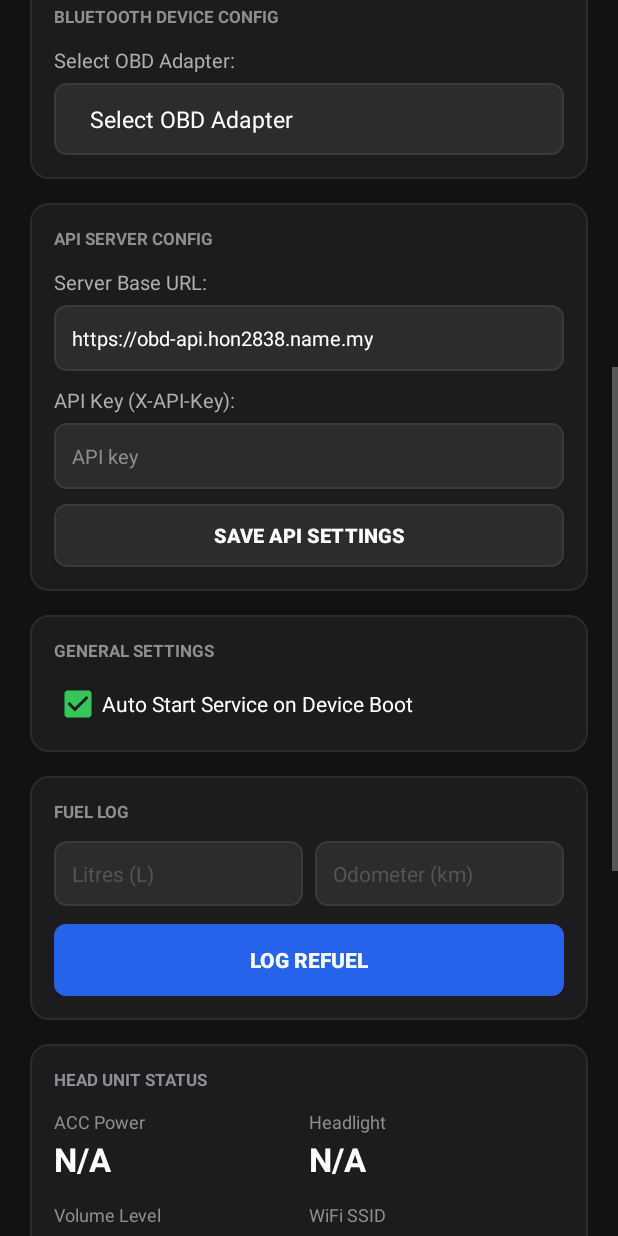
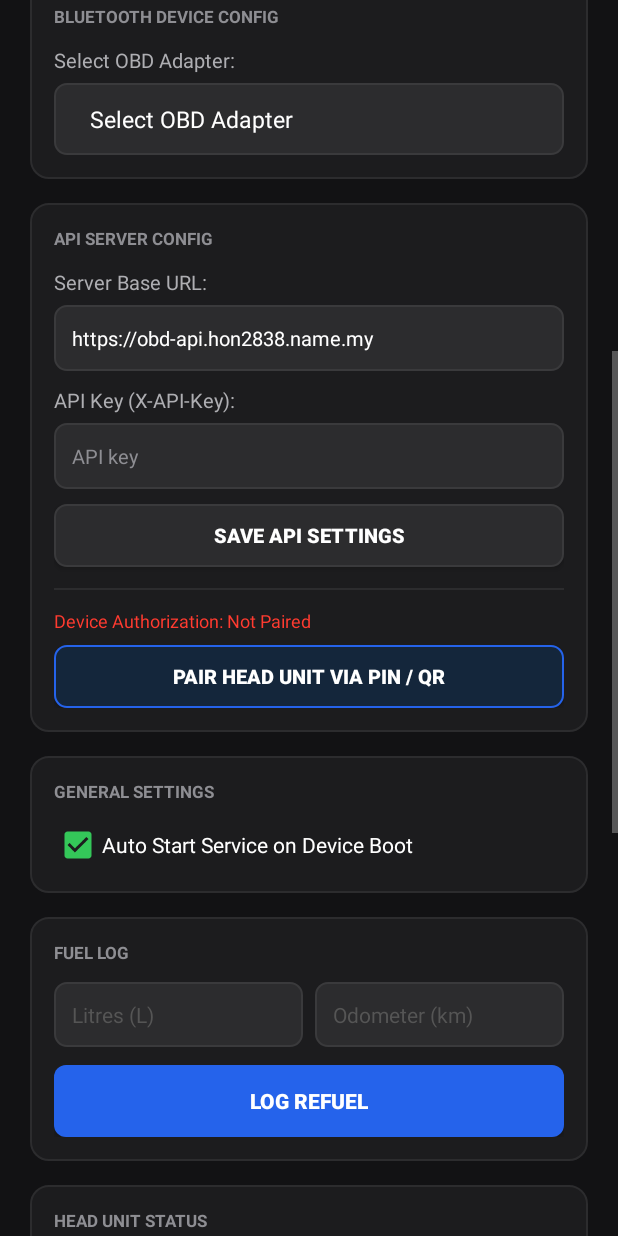
Before and after one commit to hon2838/obd-telemetry-app, an Android app: the screen it shows after launch (MainActivity), scrolled down 576 dp, on a phone screen of 412 x 824 dp. Run offline under Robolectric (Android 15) with nearby library versions, the light colour scheme and no system bars.

Commit message:
feat(android): add dynamic QR/PIN pairing flow, device token auth, and update test suite

```diff
--- a/AndroidApp/app/build.gradle.kts
+++ b/AndroidApp/app/build.gradle.kts
@@ -66,6 +66,9 @@ dependencies {
   // Kotlin OBD API
   implementation("com.github.eltonvs:kotlin-obd-api:1.4.1")
 
+  // QR Code generator
+  implementation("com.google.zxing:core:3.5.3")
+
   // Testing
   testImplementation("junit:junit:4.13.2")
   androidTestImplementation("androidx.test.ext:junit:1.1.5")
--- a/AndroidApp/app/src/main/java/com/example/obdapp/DiagnosticsActivity.kt
+++ b/AndroidApp/app/src/main/java/com/example/obdapp/DiagnosticsActivity.kt
@@ -52,7 +52,7 @@ class DiagnosticsActivity : AppCompatActivity() {
                 val conn = URL("$base/api/commands").openConnection() as HttpURLConnection
                 conn.requestMethod = "POST"
                 conn.setRequestProperty("Content-Type", "application/json")
-                conn.setRequestProperty("X-API-Key", getApiKey(this@DiagnosticsActivity))
+                applyAuthHeader(conn, this@DiagnosticsActivity)
                 conn.doOutput = true
                 conn.connectTimeout = 5000
                 val body = org.json.JSONObject().apply {
@@ -90,6 +90,7 @@ class DiagnosticsActivity : AppCompatActivity() {
                 val vid = VehiclePrefs.getActiveVehicleId(this@DiagnosticsActivity)
                 val conn = URL("$base/api/telemetry/dtc?vehicle=$vid").openConnection() as HttpURLConnection
                 conn.connectTimeout = 5000
+                applyAuthHeader(conn, this@DiagnosticsActivity)
                 val body = conn.inputStream.bufferedReader().readText()
                 val json = org.json.JSONObject(body)
                 val latest = json.optJSONObject("latest") ?: org.json.JSONObject()
@@ -122,6 +123,7 @@ class DiagnosticsActivity : AppCompatActivity() {
             val conn = URL("$base/api/dtc/lookup").openConnection() as HttpURLConnection
             conn.requestMethod = "POST"
             conn.setRequestProperty("Content-Type", "application/json")
+            applyAuthHeader(conn, this@DiagnosticsActivity)
             conn.doOutput = true
             conn.connectTimeout = 5000
             conn.outputStream.use {
--- a/AndroidApp/app/src/main/java/com/example/obdapp/FuelActivity.kt
+++ b/AndroidApp/app/src/main/java/com/example/obdapp/FuelActivity.kt
@@ -66,6 +66,7 @@ class FuelActivity : AppCompatActivity() {
     private fun httpGet(url: String): String {
         val conn = URL(url).openConnection() as HttpURLConnection
         conn.connectTimeout = 8000
+        applyAuthHeader(conn, this)
         return conn.inputStream.bufferedReader().readText()
     }
 
--- a/AndroidApp/app/src/main/java/com/example/obdapp/MainActivity.kt
+++ b/AndroidApp/app/src/main/java/com/example/obdapp/MainActivity.kt
@@ -197,8 +197,12 @@ class MainActivity : AppCompatActivity() {
             }
             saveApiBaseUrl(this, entered)
             if (keyEntered.isNotEmpty()) saveApiKey(this, keyEntered)
+            updateDeviceStatusUi()
             Toast.makeText(this, "API settings saved", Toast.LENGTH_SHORT).show()
         }
+
+        findViewById<Button?>(R.id.btnPairDeviceCard)?.setOnClickListener { showPairingDialog() }
+        updateDeviceStatusUi()
 
         setupBluetoothSpinner()
 
@@ -344,6 +348,58 @@ class MainActivity : AppCompatActivity() {
         btnPairDevice?.setOnClickListener { showPairingDialog() }
     }
 
+    private fun updateDeviceStatusUi() {
+        val tvDeviceTokenStatus = findViewById<TextView?>(R.id.tvDeviceTokenStatus)
+        val btnPairDeviceCard = findViewById<Button?>(R.id.btnPairDeviceCard)
+        val token = getDeviceToken(this)
+        val key = getApiKey(this)
+        when {
+            !token.isNullOrEmpty() -> {
+                val preview = if (token.length > 14) "${token.take(12)}..." else token
+                tvDeviceTokenStatus?.text = "Device Authorization: ✓ Paired ($preview)"
+                tvDeviceTokenStatus?.setTextColor(getColor(R.color.accent_green))
+                btnPairDeviceCard?.text = "Re-pair Head Unit via PIN / QR"
+            }
+            key.isNotEmpty() -> {
+                tvDeviceTokenStatus?.text = "Device Authorization: Legacy API Key"
+                tvDeviceTokenStatus?.setTextColor(getColor(R.color.accent_amber))
+                btnPairDeviceCard?.text = "Pair Head Unit via PIN / QR"
+            }
+            else -> {
+                tvDeviceTokenStatus?.text = "Device Authorization: Not Paired"
+                tvDeviceTokenStatus?.setTextColor(getColor(R.color.accent_red))
+                btnPairDeviceCard?.text = "Pair Head Unit via PIN / QR"
+            }
+        }
+    }
+
+    private fun generateQrBitmap(contents: String, sizePx: Int = 360): android.graphics.Bitmap? {
+        return try {
+            val hints = mapOf(com.google.zxing.EncodeHintType.MARGIN to 1)
+            val bitMatrix = com.google.zxing.qrcode.QRCodeWriter().encode(
+                contents,
+                com.google.zxing.BarcodeFormat.QR_CODE,
+                sizePx,
+                sizePx,
+                hints
+            )
+            val w = bitMatrix.width
+            val h = bitMatrix.height
+            val pixels = IntArray(w * h)
+            for (y in 0 until h) {
+                val offset = y * w
+                for (x in 0 until w) {
+                    pixels[offset + x] = if (bitMatrix.get(x, y)) -0x1000000 else -0x1
+                }
+            }
+            val bitmap = android.graphics.Bitmap.createBitmap(w, h, android.graphics.Bitmap.Config.RGB_565)
+            bitmap.setPixels(pixels, 0, w, 0, 0, w, h)
+            bitmap
+        } catch (_: Exception) {
+            null
+        }
+    }
+
     private var pairingJob: kotlinx.coroutines.Job? = null
 
     private fun showPairingDialog() {
@@ -365,11 +421,19 @@ class MainActivity : AppCompatActivity() {
             textSize = 28f
             setTextColor(getColor(R.color.text_primary))
             setTypeface(android.graphics.Typeface.MONOSPACE, android.graphics.Typeface.BOLD)
-            setPadding(0, 24, 0, 16)
+            setPadding(0, 20, 0, 8)
             gravity = android.view.Gravity.CENTER_HORIZONTAL
         }
+        val qrImageView = android.widget.ImageView(this).apply {
+            layoutParams = android.widget.LinearLayout.LayoutParams(340, 340).apply {
+                gravity = android.view.Gravity.CENTER_HORIZONTAL
+                topMargin = 12
+                bottomMargin = 12
+            }
+            visibility = android.view.View.GONE
+        }
         val descView = TextView(this).apply {
-            text = "Scan QR code or visit https://obd.hon2838.name.my/pair on your phone and enter the PIN above."
+            text = "Scan the QR code or visit https://obd.hon2838.name.my/pair and enter the PIN above to link this car."
             textSize = 12f
             setTextColor(getColor(R.color.text_muted))
             gravity = android.view.Gravity.CENTER_HORIZONTAL
@@ -383,6 +447,7 @@ class MainActivity : AppCompatActivity() {
         }
         layout.addView(titleView)
         layout.addView(pinView)
+        layout.addView(qrImageView)
         layout.addView(descView)
         layout.addView(statusView)
 
@@ -413,10 +478,16 @@ class MainActivity : AppCompatActivity() {
                     val resp = org.json.JSONObject(conn.inputStream.bufferedReader().readText())
                     val code = resp.getString("pairingCode")
                     val pollToken = resp.getString("pollToken")
+                    val qrUrl = resp.optString("qrUrl", "https://obd.hon2838.name.my/pair?code=$code")
+                    val qrBitmap = generateQrBitmap(qrUrl, 340)
 
                     withContext(Dispatchers.Main) {
                         pinView.text = code
-                        statusView.text = "Waiting for phone approval..."
+                        if (qrBitmap != null) {
+                            qrImageView.setImageBitmap(qrBitmap)
+                            qrImageView.visibility = android.view.View.VISIBLE
+                        }
+                        statusView.text = "Waiting for phone approval on dashboard..."
                     }
 
                     var approved = false
@@ -435,10 +506,17 @@ class MainActivity : AppCompatActivity() {
                                     val vName = pollResp.optString("vehicleName", "Default Vehicle")
 
                                     saveDeviceToken(this@MainActivity, token)
+                                    val existing = VehiclePrefs.getVehicles(this@MainActivity).find { it.id == vId }
+                                    if (existing == null) {
+                                        VehiclePrefs.addVehicle(this@MainActivity, vName, null, vId)
+                                    } else if (existing.name != vName) {
+                                        VehiclePrefs.updateVehicle(this@MainActivity, vId, name = vName)
+                                    }
                                     VehiclePrefs.setActiveVehicle(this@MainActivity, vId)
 
                                     withContext(Dispatchers.Main) {
                                         Toast.makeText(this@MainActivity, "Successfully paired to $vName!", Toast.LENGTH_LONG).show()
+                                        updateDeviceStatusUi()
                                         setupVehicleGarage()
                                         dialog.dismiss()
                                         if (!isServiceRunning(OBDGatewayService::class.java)) {
--- a/AndroidApp/app/src/main/java/com/example/obdapp/MaintenanceActivity.kt
+++ b/AndroidApp/app/src/main/java/com/example/obdapp/MaintenanceActivity.kt
@@ -64,6 +64,7 @@ class MaintenanceActivity : AppCompatActivity() {
     private fun httpGet(url: String): String {
         val conn = URL(url).openConnection() as HttpURLConnection
         conn.connectTimeout = 8000
+        applyAuthHeader(conn, this)
         val code = conn.responseCode
         return if (code in 200..299) conn.inputStream.bufferedReader().readText() else ""
     }
@@ -99,6 +100,7 @@ class MaintenanceActivity : AppCompatActivity() {
                 val conn = URL("$base/api/maintenance").openConnection() as HttpURLConnection
                 conn.requestMethod = "POST"
                 conn.setRequestProperty("Content-Type", "application/json")
+                applyAuthHeader(conn, this@MaintenanceActivity)
                 conn.doOutput = true
                 conn.connectTimeout = 8000
                 conn.outputStream.use { it.write(obj.toString().toByteArray()) }
@@ -282,6 +284,7 @@ class MaintenanceActivity : AppCompatActivity() {
                 val conn = URL("$base/api/maintenance/$id").openConnection() as HttpURLConnection
                 conn.requestMethod = "PUT"
                 conn.setRequestProperty("Content-Type", "application/json")
+                applyAuthHeader(conn, this@MaintenanceActivity)
                 conn.doOutput = true
                 conn.connectTimeout = 8000
                 val body = org.json.JSONObject().apply {
@@ -322,6 +325,7 @@ class MaintenanceActivity : AppCompatActivity() {
                 val conn = URL("$base/api/maintenance/$id").openConnection() as HttpURLConnection
                 conn.requestMethod = "DELETE"
                 conn.connectTimeout = 8000
+                applyAuthHeader(conn, this@MaintenanceActivity)
                 val code = conn.responseCode
                 withContext(Dispatchers.Main) {
                     if (code in 200..299) {
--- a/AndroidApp/app/src/main/java/com/example/obdapp/PerformanceActivity.kt
+++ b/AndroidApp/app/src/main/java/com/example/obdapp/PerformanceActivity.kt
@@ -54,6 +54,7 @@ class PerformanceActivity : AppCompatActivity() {
     private fun httpGet(url: String): String {
         val conn = URL(url).openConnection() as HttpURLConnection
         conn.connectTimeout = 8000
+        applyAuthHeader(conn, this)
         return conn.inputStream.bufferedReader().readText()
     }
 
--- a/AndroidApp/app/src/main/java/com/example/obdapp/TripsActivity.kt
+++ b/AndroidApp/app/src/main/java/com/example/obdapp/TripsActivity.kt
@@ -41,6 +41,7 @@ class TripsActivity : AppCompatActivity() {
             try {
                 val conn = URL("$base/api/drives?vehicle=$vid").openConnection() as HttpURLConnection
                 conn.connectTimeout = 8000
+                applyAuthHeader(conn, this@TripsActivity)
                 val arr = org.json.JSONArray(conn.inputStream.bufferedReader().readText())
 
                 val drives = (0 until arr.length()).map { arr.getJSONObject(it) }
--- a/AndroidApp/app/src/main/res/layout/view_api_config_card.xml
+++ b/AndroidApp/app/src/main/res/layout/view_api_config_card.xml
@@ -71,5 +71,31 @@
             android:textSize="13sp"
             android:textStyle="bold"
             android:background="@drawable/spinner_bg" />
+
+        <View
+            android:layout_width="match_parent"
+            android:layout_height="1dp"
+            android:layout_marginTop="14dp"
+            android:layout_marginBottom="12dp"
+            android:background="@color/surface_stroke" />
+
+        <TextView
+            android:id="@+id/tvDeviceTokenStatus"
+            android:layout_width="wrap_content"
+            android:layout_height="wrap_content"
+            android:text="Device Authorization: Not Paired"
+            android:textColor="@color/text_muted"
+            android:textSize="12sp"
+            android:layout_marginBottom="8dp" />
+
+        <Button
+            android:id="@+id/btnPairDeviceCard"
+            android:layout_width="match_parent"
+            android:layout_height="42dp"
+            android:text="Pair Head Unit via PIN / QR"
+            android:textColor="#FFFFFF"
+            android:textSize="13sp"
+            android:textStyle="bold"
+            android:background="@drawable/btn_diag_read_bg" />
     </LinearLayout>
 </merge>
```
Also changed, not shown: 1 other file.
